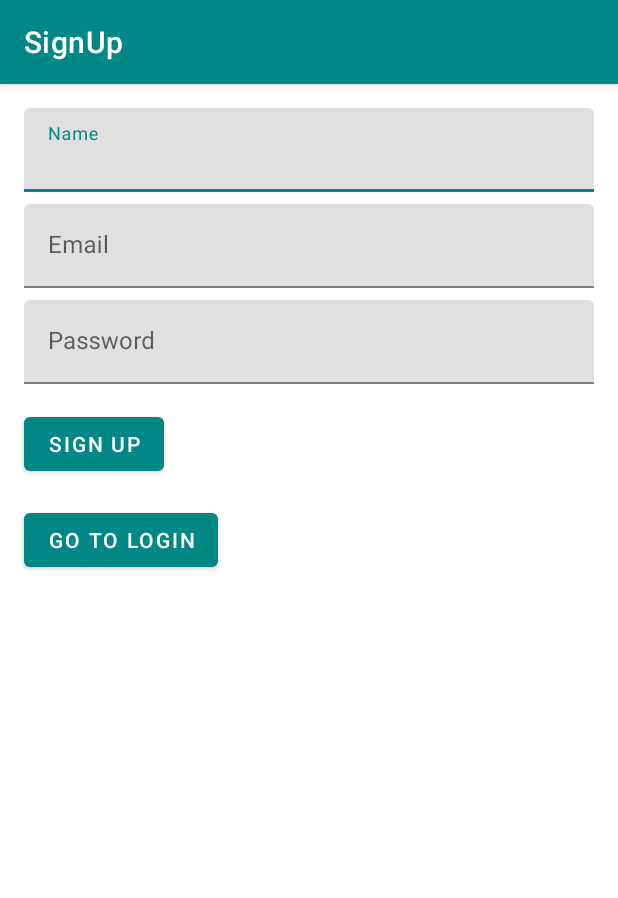
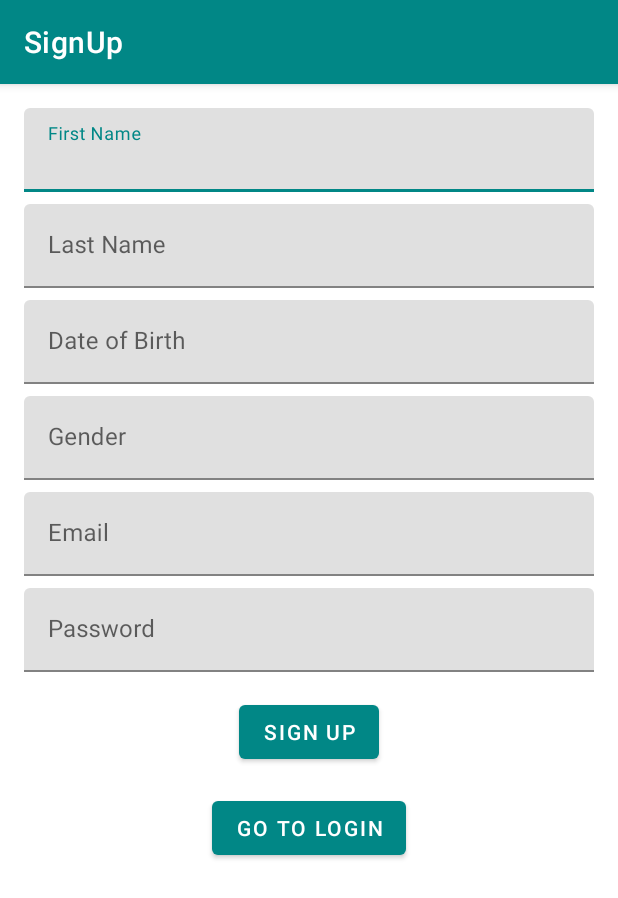
Before and after one commit to RafVanhoegaerden-s128965/paddel-app, an Android app: the SignUpActivity screen opened directly, with no data from a screen before it, after a tap on "SIGN UP", on a phone screen of 412 x 824 dp. Shown: the top 898 px of the screen. Run offline under Robolectric (Android 15) with nearby library versions, the phone set to English and light mode, and no system bars; our stand-ins replace Firebase (no records; nobody signed in at launch, a user with empty details on screens opened directly).

Commit message:
Added extra fields signup, not finished

```diff
--- a/app/src/main/java/com/example/paddel_app/SignUpActivity.kt
+++ b/app/src/main/java/com/example/paddel_app/SignUpActivity.kt
@@ -7,6 +7,7 @@ import android.widget.Toast
 import androidx.appcompat.app.AppCompatActivity
 import com.google.firebase.auth.FirebaseAuth
 import com.example.paddel_app.databinding.ActivitySignUpBinding
+import com.example.paddel_app.model.User
 import com.google.firebase.firestore.FirebaseFirestore
 
 class SignUpActivity : AppCompatActivity() {
@@ -24,11 +25,15 @@ class SignUpActivity : AppCompatActivity() {
         auth = FirebaseAuth.getInstance()
 
         binding.btnSignUp.setOnClickListener {
-            val name = binding.etName.text.toString()
+            val firstName = binding.etFirstName.text.toString()
+            val lastName = binding.etLastName.text.toString()
+            val birthDate = binding.etDOB.text.toString()
+            val gender = binding.etGender.text.toString()
             val email = binding.etEmail.text.toString()
             val password = binding.etPassword.text.toString()
 
-            if (name.isNotEmpty() && email.isNotEmpty() && password.isNotEmpty()) {
+
+            if (firstName.isNotEmpty() && lastName.isNotEmpty() && gender.isNotEmpty() && birthDate.isNotEmpty() && email.isNotEmpty() && password.isNotEmpty()) {
                 auth.createUserWithEmailAndPassword(email, password)
                     .addOnCompleteListener(this) { task ->
                         if (task.isSuccessful) {
@@ -41,10 +46,20 @@ class SignUpActivity : AppCompatActivity() {
                             val user = auth.currentUser
                             val userId = user!!.uid
 
+                            val newUser = User(
+                                userId,firstName, lastName, email, gender, birthDate)
                             // Set user fields
                             val userData = hashMapOf(
-                                "name" to name,
-                                "email" to email
+                                "firstName" to newUser.firstName,
+                                "lastName" to newUser.lastName,
+                                "email" to newUser.email,
+                                "gender" to newUser.gender,
+                                "birthDate" to newUser.lastName,
+                                "email" to newUser.email,
+                                "bestHand" to newUser.bestHand,
+                                "courtPosition" to newUser.courtPosition,
+                                "matchType" to newUser.matchType,
+                                "preferredTime" to newUser.preferredTime,
                             )
 
                             // Add user data to Firestore userID as documentID
--- a/app/src/main/res/layout/activity_login.xml
+++ b/app/src/main/res/layout/activity_login.xml
@@ -48,6 +48,7 @@
         android:layout_marginTop="16dp"
         android:layout_marginStart="16dp"
         android:layout_marginEnd="16dp"
+        android:layout_centerHorizontal="true"
         android:text="LogIn"
         android:onClick="signIn" />
 
@@ -60,6 +61,7 @@
         android:layout_marginTop="16dp"
         android:layout_marginStart="16dp"
         android:layout_marginEnd="16dp"
+        android:layout_centerHorizontal="true"
         android:text="SignUp"
         android:onClick="ToSignUp" />
 
--- a/app/src/main/res/layout/activity_sign_up.xml
+++ b/app/src/main/res/layout/activity_sign_up.xml
@@ -1,21 +1,21 @@
 <?xml version="1.0" encoding="utf-8"?>
 <RelativeLayout xmlns:android="http://schemas.android.com/apk/res/android"
     xmlns:tools="http://schemas.android.com/tools"
-    android:layout_width="match_parent"
+    android:layout_width="wrap_content"
     android:layout_height="match_parent"
     tools:context=".SignUpActivity">
 
     <com.google.android.material.textfield.TextInputLayout
-        android:id="@+id/tilName"
+        android:id="@+id/tilFirstName"
         android:layout_width="match_parent"
         android:layout_height="wrap_content"
+        android:layout_marginStart="16dp"
         android:layout_marginTop="16dp"
-        android:layout_marginStart="16dp"
         android:layout_marginEnd="16dp"
-        android:hint="Name">
+        android:hint="First Name">
 
         <EditText
-            android:id="@+id/etName"
+            android:id="@+id/etFirstName"
             android:layout_width="match_parent"
             android:layout_height="wrap_content"
             android:inputType="textPersonName" />
@@ -23,12 +23,66 @@
     </com.google.android.material.textfield.TextInputLayout>
 
     <com.google.android.material.textfield.TextInputLayout
+        android:id="@+id/tilLastName"
+        android:layout_width="match_parent"
+        android:layout_height="wrap_content"
+        android:layout_below="@id/tilFirstName"
+        android:layout_marginStart="16dp"
+        android:layout_marginTop="8dp"
+        android:layout_marginEnd="16dp"
+        android:hint="Last Name">
+
+        <EditText
+            android:id="@+id/etLastName"
+            android:layout_width="match_parent"
+            android:layout_height="wrap_content"
+            android:inputType="textPersonName" />
+
+    </com.google.android.material.textfield.TextInputLayout>
+
+    <com.google.android.material.textfield.TextInputLayout
+        android:id="@+id/tilDOB"
+        android:layout_width="match_parent"
+        android:layout_height="wrap_content"
+        android:layout_below="@id/tilLastName"
+        android:layout_marginStart="16dp"
+        android:layout_marginTop="8dp"
+        android:layout_marginEnd="16dp"
+        android:hint="Date of Birth">
+
+        <EditText
+            android:id="@+id/etDOB"
+            android:layout_width="match_parent"
+            android:layout_height="wrap_content"
+            android:inputType="date" />
+
+    </com.google.android.material.textfield.TextInputLayout>
+
+    <com.google.android.material.textfield.TextInputLayout
+        android:id="@+id/tilGender"
+        android:layout_width="match_parent"
+        android:layout_height="wrap_content"
+        android:layout_below="@id/tilDOB"
+        android:layout_marginStart="16dp"
+        android:layout_marginTop="8dp"
+        android:layout_marginEnd="16dp"
+        android:hint="Gender">
+
+        <EditText
+            android:id="@+id/etGender"
+            android:layout_width="match_parent"
+            android:layout_height="wrap_content"
+            android:inputType="text" />
+
+    </com.google.android.material.textfield.TextInputLayout>
+
+    <com.google.android.material.textfield.TextInputLayout
         android:id="@+id/tilEmail"
         android:layout_width="match_parent"
         android:layout_height="wrap_content"
-        android:layout_below="@id/tilName"
+        android:layout_below="@id/tilGender"
+        android:layout_marginStart="16dp"
         android:layout_marginTop="8dp"
-        android:layout_marginStart="16dp"
         android:layout_marginEnd="16dp"
         android:hint="Email">
 
@@ -45,8 +99,8 @@
         android:layout_width="match_parent"
         android:layout_height="wrap_content"
         android:layout_below="@id/tilEmail"
+        android:layout_marginStart="16dp"
         android:layout_marginTop="8dp"
-        android:layout_marginStart="16dp"
         android:layout_marginEnd="16dp"
         android:hint="Password">
 
@@ -63,20 +117,19 @@
         android:layout_width="wrap_content"
         android:layout_height="wrap_content"
         android:layout_below="@id/tilPassword"
+        android:layout_centerHorizontal="true"
         android:layout_marginTop="16dp"
-        android:layout_marginStart="16dp"
-        android:layout_marginEnd="16dp"
-        android:text="Sign Up"
-        android:onClick="signUp" />
+        android:onClick="signUp"
+        android:text="Sign Up" />
+
     <Button
         android:id="@+id/btnBackToLogin"
         android:layout_width="wrap_content"
         android:layout_height="wrap_content"
         android:layout_below="@id/btnSignUp"
+        android:layout_centerHorizontal="true"
         android:layout_marginTop="16dp"
-        android:layout_marginStart="16dp"
-        android:layout_marginEnd="16dp"
-        android:text="Go To LogIn"
-        android:onClick="backToLogin" />
+        android:onClick="backToLogin"
+        android:text="Go To LogIn" />
 
 </RelativeLayout>
```
Also changed, not shown: app/src/main/java/com/example/paddel_app/enum/preferences.kt (added, +17 -0 lines), app/src/main/java/com/example/paddel_app/model/user.kt (added, +16 -0 lines), app/src/main/java/com/example/paddel_app/ui/profile/ProfileFragment.kt (+5 -5 lines).
